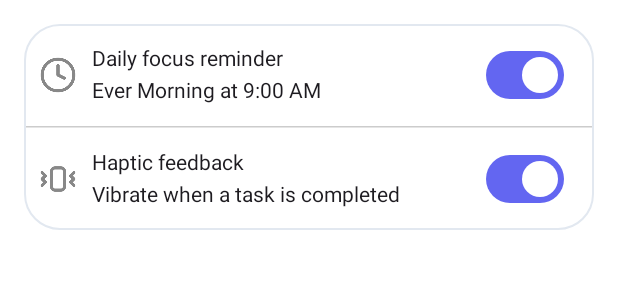
After one commit to Vraj2110/habit_tracker, an Android app built with Jetpack Compose: the @Preview function ProfileAppPreferencesToggleCard, on a phone screen of 412 x 824 dp. The commit adds this screen. Shown: the top 300 px of the screen. Run offline under Robolectric (Android 15) with nearby library versions, the phone set to English and light mode, and no system bars.

Commit message:
notification and app preferences ui card design done

```diff
--- /dev/null
+++ b/app/src/main/java/com/example/habit_tracker/presentation/Screens/Profile/ProfileAppPreferencesToggleCard.kt
@@ -0,0 +1,163 @@
+package com.example.habit_tracker.presentation.Screens.Profile
+
+import android.widget.Switch
+import android.widget.ToggleButton
+import androidx.compose.foundation.BorderStroke
+import androidx.compose.foundation.layout.Column
+import androidx.compose.foundation.layout.Row
+import androidx.compose.foundation.layout.Spacer
+import androidx.compose.foundation.layout.fillMaxSize
+import androidx.compose.foundation.layout.fillMaxWidth
+import androidx.compose.foundation.layout.height
+import androidx.compose.foundation.layout.padding
+import androidx.compose.foundation.layout.size
+import androidx.compose.foundation.layout.width
+import androidx.compose.foundation.shape.RoundedCornerShape
+import androidx.compose.material.icons.Icons
+import androidx.compose.material3.Card
+import androidx.compose.material3.CardDefaults
+import androidx.compose.material3.HorizontalDivider
+import androidx.compose.material3.Icon
+import androidx.compose.material3.SwitchColors
+import androidx.compose.material3.Text
+import androidx.compose.runtime.Composable
+import androidx.compose.runtime.getValue
+import androidx.compose.runtime.mutableStateOf
+import androidx.compose.runtime.remember
+import androidx.compose.runtime.setValue
+import androidx.compose.ui.Alignment
+import androidx.compose.ui.Modifier
+import androidx.compose.ui.graphics.Color
+import androidx.compose.ui.res.painterResource
+import androidx.compose.ui.text.TextRange
+import androidx.compose.ui.text.style.LineHeightStyle
+import androidx.compose.ui.tooling.preview.Preview
+import androidx.compose.ui.unit.dp
+import com.example.habit_tracker.R
+import com.example.habit_tracker.ui.theme.Appdefault
+
+@Preview
+@Composable
+fun ProfileAppPreferencesToggleCard() {
+
+    var isEnabled by remember { mutableStateOf(true) }
+    var isFeedBack by remember { mutableStateOf(true) }
+
+
+    Card(
+        modifier = Modifier
+            .fillMaxWidth()
+            .padding(16.dp),
+        shape = RoundedCornerShape(24.dp),
+        colors = CardDefaults.cardColors(containerColor = Color.White),
+        border = BorderStroke(1.dp, Color(0xFFE2E8F0))
+    ) {
+
+        Row(
+            modifier = Modifier
+                .fillMaxWidth()
+                .padding(horizontal = 10.dp, vertical = 5.dp),
+            verticalAlignment = Alignment.CenterVertically,
+        ) {
+
+            Icon(
+                painter = painterResource(R.drawable.clock),
+                contentDescription = "Clock",
+                tint = Color.Gray,
+                modifier = Modifier.size(25.dp)
+            )
+
+            Column(modifier = Modifier.padding(10.dp).weight(1f)) {
+
+                Text("Daily focus reminder", maxLines = 1)
+
+                Spacer(modifier = Modifier.height(5.dp))
+
+                Text("Ever Morning at 9:00 AM", maxLines = 1)
+            }
+
+            Spacer(modifier = Modifier.width(90.dp))
+
+            androidx.compose.material3.Switch(modifier = Modifier.padding(end = 10.dp),
+                checked = isEnabled,
+                onCheckedChange = { isEnabled = it },
+                colors = SwitchColors(
+                    Color.White,
+                    uncheckedTrackColor = Color.LightGray,
+                    uncheckedThumbColor = Color.White,
+                    uncheckedBorderColor = Color.LightGray,
+                    uncheckedIconColor = Color.LightGray,
+                    checkedTrackColor = Appdefault,
+                    checkedBorderColor = Color.Unspecified,
+                    checkedIconColor = Color.Unspecified,
+                    disabledCheckedThumbColor = Color.Unspecified,
+                    disabledCheckedTrackColor = Color.Unspecified,
+                    disabledCheckedBorderColor = Color.Unspecified,
+                    disabledCheckedIconColor = Color.Unspecified,
+                    disabledUncheckedThumbColor = Color.Unspecified,
+                    disabledUncheckedTrackColor = Color.Unspecified,
+                    disabledUncheckedBorderColor = Color.Unspecified,
+                    disabledUncheckedIconColor = Color.Unspecified
+                )
+            )
+
+
+        }
+
+        HorizontalDivider(
+            thickness = 1.dp,
+            color = Color.LightGray
+//                .copy(alpha = 0.25f)
+        )
+
+        Row(
+            modifier = Modifier
+                .fillMaxWidth()
+                .padding(horizontal = 10.dp, vertical = 5.dp),
+            verticalAlignment = Alignment.CenterVertically
+        ) {
+
+            Icon(
+                painter = painterResource(R.drawable.vibrate),
+                contentDescription = "Phone Vibrate",
+                tint = Color.Gray,
+                modifier = Modifier.size(25.dp)
+            )
+
+            Column(modifier = Modifier.padding(10.dp).weight(1f)) {
+
+                Text("Haptic feedback", maxLines = 1)
+
+                Spacer(modifier = Modifier.height(5.dp))
+
+                Text("Vibrate when a task is completed", maxLines = 1)
+            }
+
+            Spacer(modifier = Modifier.width(40.dp))
+
+            androidx.compose.material3.Switch(modifier = Modifier.padding(end = 10.dp),
+                checked = isFeedBack,
+                onCheckedChange = { isFeedBack = it },
+                colors = SwitchColors(
+                    Color.White,
+                    uncheckedTrackColor = Color.LightGray,
+                    uncheckedThumbColor = Color.White,
+                    uncheckedBorderColor = Color.LightGray,
+                    uncheckedIconColor = Color.LightGray,
+                    checkedTrackColor = Appdefault,
+                    checkedBorderColor = Color.Unspecified,
+                    checkedIconColor = Color.Unspecified,
+                    disabledCheckedThumbColor = Color.Unspecified,
+                    disabledCheckedTrackColor = Color.Unspecified,
+                    disabledCheckedBorderColor = Color.Unspecified,
+                    disabledCheckedIconColor = Color.Unspecified,
+                    disabledUncheckedThumbColor = Color.Unspecified,
+                    disabledUncheckedTrackColor = Color.Unspecified,
+                    disabledUncheckedBorderColor = Color.Unspecified,
+                    disabledUncheckedIconColor = Color.Unspecified
+                )
+            )
+        }
+    }
+
+}
```
Also changed, not shown: app/src/main/java/com/example/habit_tracker/presentation/Screens/Profile/ProfileNotificationCard.kt (added, +158 -0 lines), app/src/main/java/com/example/habit_tracker/presentation/Screens/Profile/ProfileScreen.kt (+8 -1 lines), app/src/main/res/drawable/bell.png (added), app/src/main/res/drawable/vibrate.png (added).
